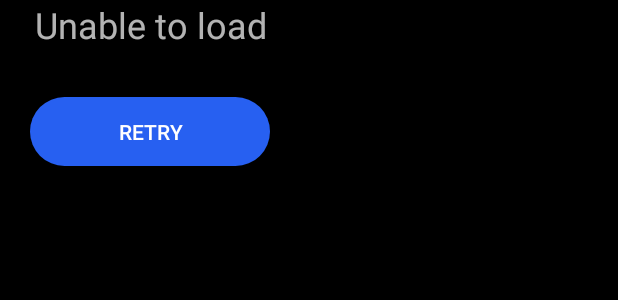
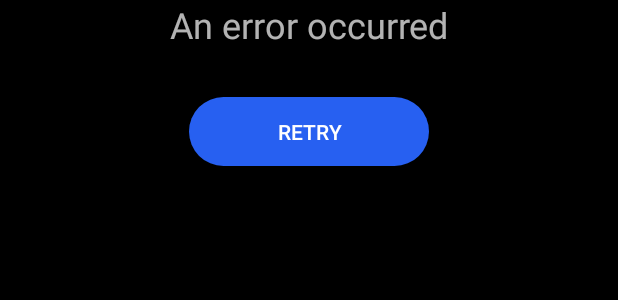
Before and after one commit to RuslanBarcho/WakeMeUp, an Android app: the layout view_error.xml on its own in the app's theme, with its tools: preview values and no code run, on a phone screen of 412 x 824 dp. Shown: the top 300 px of the screen. Run offline under Robolectric (Android 15) with nearby library versions, the phone set to English and light mode, and no system bars.

Commit message:
Small issues fixing, refactoring

```diff
--- a/app/src/main/java/io/vinter/wakemeup/service/MyFirebasePushService.kt
+++ b/app/src/main/java/io/vinter/wakemeup/service/MyFirebasePushService.kt
@@ -5,7 +5,6 @@ import android.content.Context
 import android.content.Intent
 import android.os.Handler
 import android.os.Looper
-import android.widget.Toast
 import com.google.firebase.messaging.FirebaseMessagingService
 import com.google.firebase.messaging.RemoteMessage
 import android.os.Build
@@ -21,7 +20,6 @@ class MyFirebasePushService : FirebaseMessagingService() {
         val runnable = Runnable {
             NotificationManager.createNotificationChannel(this)
             wakeupScreen()
-            Toast.makeText(applicationContext, p0.toString(), Toast.LENGTH_SHORT).show()
             if (Build.VERSION.SDK_INT >= Build.VERSION_CODES.O) {
                 startForegroundService(Intent(applicationContext, AlarmService::class.java))
             } else {
--- a/app/src/main/java/io/vinter/wakemeup/ui/friends/FriendsState.kt
+++ b/app/src/main/java/io/vinter/wakemeup/ui/friends/FriendsState.kt
@@ -3,6 +3,7 @@ package io.vinter.wakemeup.ui.friends
 import io.vinter.wakemeup.entity.Friend
 
 sealed class FriendsState {
+    class Initial : FriendsState()
     class Loading : FriendsState()
     class Success(val friends: ArrayList<Friend>): FriendsState()
     class Error: FriendsState()
--- a/app/src/main/java/io/vinter/wakemeup/ui/friends/FriendsViewModel.kt
+++ b/app/src/main/java/io/vinter/wakemeup/ui/friends/FriendsViewModel.kt
@@ -20,8 +20,12 @@ class FriendsViewModel : ViewModel() {
     var messages = MutableLiveData<Message>()
     var error = MutableLiveData<String>()
 
+    init {
+        state.value = FriendsState.Initial()
+    }
+
     fun getFiends(token: String) {
-        state.postValue(FriendsState.Loading())
+        if (state.value !is FriendsState.Success) state.postValue(FriendsState.Loading())
         NetModule.retrofit.create(UserService::class.java)
                 .getFriends("Bearer $token")
                 .subscribeOn(Schedulers.io())
--- a/app/src/main/java/io/vinter/wakemeup/ui/view/ErrorView.kt
+++ b/app/src/main/java/io/vinter/wakemeup/ui/view/ErrorView.kt
@@ -14,6 +14,10 @@ class ErrorView @kotlin.jvm.JvmOverloads constructor(context: Context, attrs: At
     }
 
     fun setOnRetryListener(listener: () -> Unit){
-        erroe_view_retry.setOnClickListener { listener() }
+        error_view_retry.setOnClickListener { listener() }
+    }
+
+    fun setErrorMessage(msg: String?){
+        error_view_message.text = msg
     }
 }
--- a/app/src/main/res/layout/fragment_friends.xml
+++ b/app/src/main/res/layout/fragment_friends.xml
@@ -52,7 +52,7 @@
 
     <io.vinter.wakemeup.ui.view.ErrorView
         android:id="@+id/friends_error"
-        android:layout_width="wrap_content"
+        android:layout_width="0dp"
         android:layout_height="wrap_content"
         android:visibility="gone"
         app:layout_constraintBottom_toTopOf="@+id/friends_add"
--- a/app/src/main/res/layout/view_error.xml
+++ b/app/src/main/res/layout/view_error.xml
@@ -1,6 +1,6 @@
 <?xml version="1.0" encoding="utf-8"?>
 <LinearLayout xmlns:android="http://schemas.android.com/apk/res/android"
-    android:layout_width="wrap_content"
+    android:layout_width="match_parent"
     android:layout_height="wrap_content"
     android:gravity="center_horizontal"
     android:orientation="vertical">
@@ -11,16 +11,16 @@
         android:layout_height="wrap_content"
         android:layout_marginBottom="32dp"
         android:gravity="center_horizontal"
-        android:text="@string/unable_load_friends"
+        android:text="@string/error_default"
         android:textSize="24sp" />
 
     <Button
-        android:id="@+id/erroe_view_retry"
+        android:id="@+id/error_view_retry"
         android:layout_width="160dp"
         android:layout_height="46dp"
         android:layout_marginLeft="20dp"
         android:layout_marginRight="20dp"
-        android:layout_marginBottom="25dp"
+        android:layout_marginBottom="16dp"
         android:background="@drawable/ripple_accent"
         android:paddingLeft="15dp"
         android:paddingRight="15dp"
--- a/app/src/main/res/values/strings.xml
+++ b/app/src/main/res/values/strings.xml
@@ -24,4 +24,5 @@
     <string name="firebase_error">Failed connect to Firebase</string>
     <string name="message_call_sent">Call sent</string>
     <string name="retry">Retry</string>
+    <string name="error_default">An error occurred</string>
 </resources>
```
Also changed, not shown: app/src/main/java/io/vinter/wakemeup/ui/friends/FriendsFragment.kt (+4 -6 lines), 1 other file.
